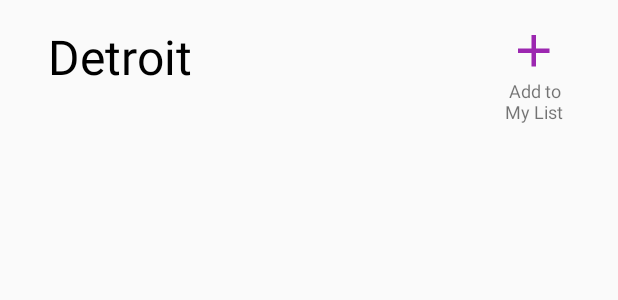
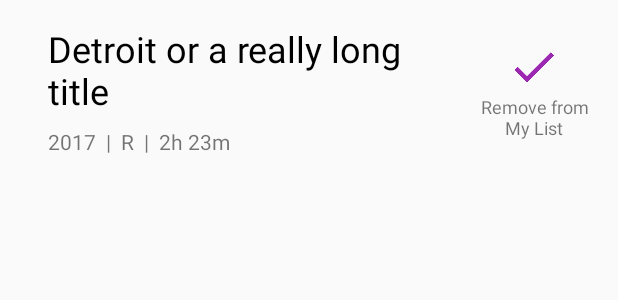
Before and after one commit to firekesti/NYTimes-Movies, an Android app: the layout my_list_item.xml on its own in the app's theme, with its tools: preview values and no code run, on a phone screen of 412 x 824 dp. Shown: the top 300 px of the screen. Run offline under Robolectric (Android 15) with nearby library versions, the phone set to English and light mode, and no system bars.

Commit message:
add metadata, hook up my-list removal
todo: animate removal (can't keep replacing adapter)

```diff
--- a/app/src/main/java/firekesti/net/nytimesmovies/mylist/MyListStore.java
+++ b/app/src/main/java/firekesti/net/nytimesmovies/mylist/MyListStore.java
@@ -53,6 +53,10 @@ public class MyListStore {
         db.movieDao().remove(db.movieDao().findById(id));
     }
 
+    public void removeFromMyList(Movie movie) {
+        db.movieDao().remove(movie);
+    }
+
     LiveData<List<Movie>> getMyList() {
         return db.movieDao().getAll();
     }
--- a/app/src/main/res/layout/my_list_item.xml
+++ b/app/src/main/res/layout/my_list_item.xml
@@ -14,11 +14,23 @@
         android:layout_marginEnd="16dp"
         android:layout_marginStart="16dp"
         android:textColor="@color/black"
-        android:textSize="32sp"
+        android:textSize="24sp"
         app:layout_constraintEnd_toStartOf="@+id/my_list_toggle"
+        app:layout_constraintHorizontal_chainStyle="packed"
         app:layout_constraintStart_toStartOf="parent"
         app:layout_constraintTop_toTopOf="parent"
-        tools:text="Detroit"/>
+        app:layout_constraintWidth_max="320dp"
+        tools:text="Detroit or a really long title"/>
+
+    <TextView
+        android:id="@+id/year_rating_runtime"
+        android:layout_width="0dp"
+        android:layout_height="wrap_content"
+        android:layout_marginTop="8dp"
+        android:maxLines="1"
+        app:layout_constraintStart_toStartOf="@id/title"
+        app:layout_constraintTop_toBottomOf="@id/title"
+        tools:text="2017  |  R  |  2h 23m"/>
 
     <!-- TODO: tap to view on IMDb, NYT? -->
 
@@ -27,11 +39,13 @@
         android:layout_width="80dp"
         android:layout_height="wrap_content"
         android:clickable="true"
-        android:drawableTop="@drawable/add_icon"
+        android:drawableTop="@drawable/remove_icon"
         android:focusable="true"
         android:gravity="center"
-        android:text="@string/add_to_list"
+        android:text="@string/remove_from_list"
         android:textSize="12sp"
+        app:layout_constraintBottom_toBottomOf="parent"
         app:layout_constraintEnd_toEndOf="parent"
+        app:layout_constraintStart_toEndOf="@id/title"
         app:layout_constraintTop_toTopOf="parent"/>
 </android.support.constraint.ConstraintLayout>
```
Also changed, not shown: app/src/main/java/firekesti/net/nytimesmovies/mylist/MyListAdapter.java (+13 -1 lines).
